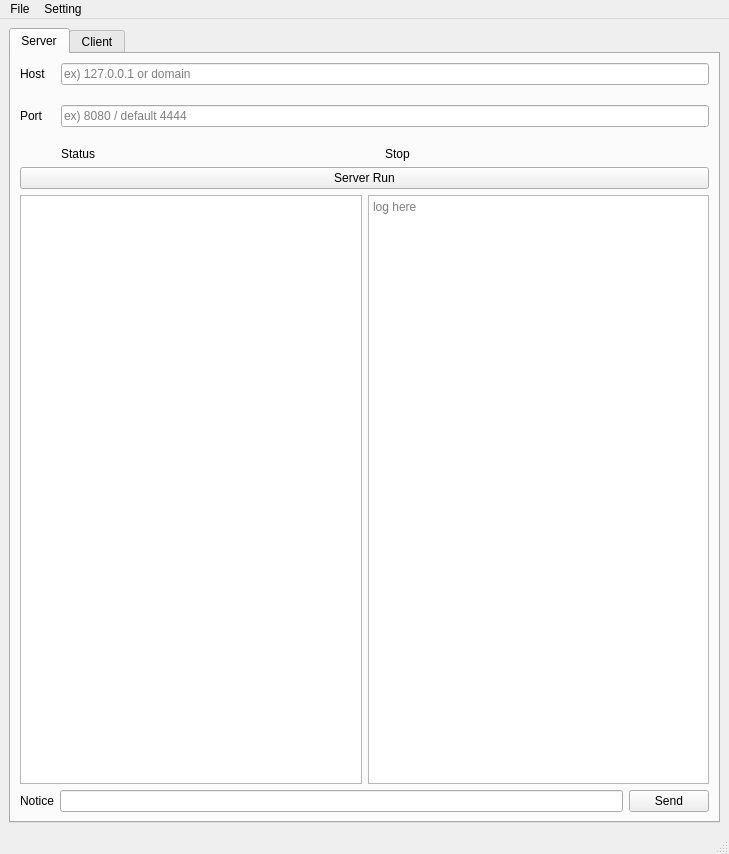
This is socket_ui.ui in Fhwang0926/socket as Qt 5 draws it before an edit. The edited form follows.
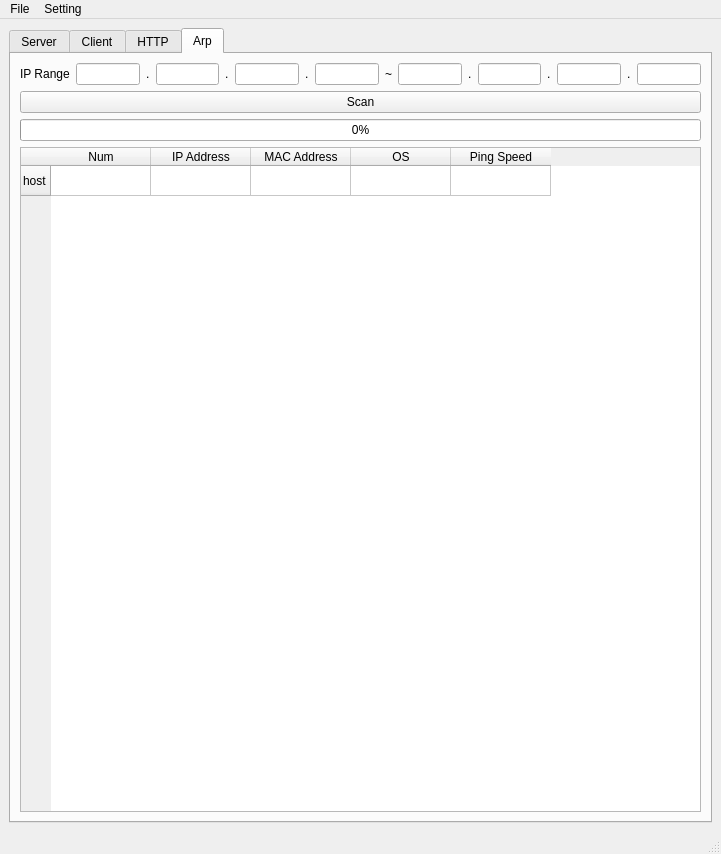
This is the edited form. The open tabs and pages were chosen to show the change.

Commit message: chatting update, add simple http protocol use it

Diff of the .ui file:
```diff
--- a/socket_ui.ui
+++ b/socket_ui.ui
@@ -6,7 +6,7 @@
    <rect>
     <x>0</x>
     <y>0</y>
-    <width>729</width>
+    <width>721</width>
     <height>854</height>
    </rect>
   </property>
@@ -14,7 +14,7 @@
    <string>SS[Sunday_Study] Networking Tool</string>
   </property>
   <widget class="QWidget" name="centralwidget">
-   <layout class="QHBoxLayout" name="horizontalLayout_3">
+   <layout class="QVBoxLayout" name="verticalLayout_3">
     <item>
      <widget class="QTabWidget" name="tab_col">
       <property name="currentIndex">
@@ -278,6 +278,319 @@
         </item>
        </layout>
       </widget>
+      <widget class="QWidget" name="Http">
+       <attribute name="title">
+        <string>HTTP</string>
+       </attribute>
+       <layout class="QVBoxLayout" name="verticalLayout_9">
+        <item>
+         <layout class="QVBoxLayout" name="verticalLayout_4">
+          <item>
+           <widget class="QLineEdit" name="input_url">
+            <property name="placeholderText">
+             <string>#write URL Address or Domain</string>
+            </property>
+           </widget>
+          </item>
+          <item>
+           <widget class="QPushButton" name="chk_http2_btn">
+            <property name="text">
+             <string>Check HTTP/2.0 Protocol</string>
+            </property>
+           </widget>
+          </item>
+          <item>
+           <widget class="QComboBox" name="http_type">
+            <property name="frame">
+             <bool>true</bool>
+            </property>
+            <item>
+             <property name="text">
+              <string>HTTP/1.1</string>
+             </property>
+            </item>
+            <item>
+             <property name="text">
+              <string>HTTP/2.0</string>
+             </property>
+            </item>
+           </widget>
+          </item>
+          <item>
+           <widget class="QComboBox" name="send_type">
+            <item>
+             <property name="text">
+              <string>GET</string>
+             </property>
+            </item>
+            <item>
+             <property name="text">
+              <string>POST</string>
+             </property>
+            </item>
+           </widget>
+          </item>
+          <item>
+           <widget class="QPlainTextEdit" name="http_req"/>
+          </item>
+          <item>
+           <spacer name="horizontalSpacer">
+            <property name="orientation">
+             <enum>Qt::Horizontal</enum>
+            </property>
+            <property name="sizeHint" stdset="0">
+             <size>
+              <width>40</width>
+              <height>20</height>
+             </size>
+            </property>
+           </spacer>
+          </item>
+          <item>
+           <widget class="QPushButton" name="send_btn">
+            <property name="text">
+             <string>SEND</string>
+            </property>
+           </widget>
+          </item>
+          <item>
+           <widget class="QPlainTextEdit" name="http_res"/>
+          </item>
+         </layout>
+        </item>
+       </layout>
+      </widget>
+      <widget class="QWidget" name="Arp">
+       <attribute name="title">
+        <string>Arp</string>
+       </attribute>
+       <layout class="QVBoxLayout" name="verticalLayout_8">
+        <item>
+         <layout class="QVBoxLayout" name="verticalLayout_7">
+          <item>
+           <layout class="QHBoxLayout" name="horizontalLayout_8">
+            <item>
+             <widget class="QLabel" name="l_ip_range">
+              <property name="text">
+               <string>IP Range</string>
+              </property>
+             </widget>
+            </item>
+            <item>
+             <layout class="QHBoxLayout" name="horizontalLayout_3">
+              <item>
+               <widget class="QLineEdit" name="s_ip_1">
+                <property name="font">
+                 <font>
+                  <weight>75</weight>
+                  <bold>true</bold>
+                 </font>
+                </property>
+                <property name="maxLength">
+                 <number>3</number>
+                </property>
+               </widget>
+              </item>
+              <item>
+               <widget class="QLabel" name="label_2">
+                <property name="text">
+                 <string>.</string>
+                </property>
+               </widget>
+              </item>
+              <item>
+               <widget class="QLineEdit" name="s_ip_2">
+                <property name="font">
+                 <font>
+                  <weight>75</weight>
+                  <bold>true</bold>
+                 </font>
+                </property>
+                <property name="maxLength">
+                 <number>3</number>
+                </property>
+               </widget>
+              </item>
+              <item>
+               <widget class="QLabel" name="label_3">
+                <property name="text">
+                 <string>.</string>
+                </property>
+               </widget>
+              </item>
+              <item>
+               <widget class="QLineEdit" name="s_ip_3">
+                <property name="font">
+                 <font>
+                  <weight>75</weight>
+                  <bold>true</bold>
+                 </font>
+                </property>
+                <property name="maxLength">
+                 <number>3</number>
+                </property>
+               </widget>
+              </item>
+              <item>
+               <widget class="QLabel" name="label_4">
+                <property name="text">
+                 <string>.</string>
+                </property>
+               </widget>
+              </item>
+              <item>
+               <widget class="QLineEdit" name="s_ip_4">
+                <property name="font">
+                 <font>
+                  <weight>75</weight>
+                  <bold>true</bold>
+                 </font>
+                </property>
+                <property name="maxLength">
+                 <number>3</number>
+                </property>
+               </widget>
+              </item>
+             </layout>
+            </item>
+            <item>
+             <widget class="QLabel" name="label">
+              <property name="text">
+               <string>~</string>
+              </property>
+             </widget>
+            </item>
+            <item>
+             <layout class="QHBoxLayout" name="horizontalLayout_7">
+              <item>
+               <widget class="QLineEdit" name="e_ip_1">
+                <property name="font">
+                 <font>
+                  <weight>75</weight>
+                  <bold>true</bold>
+                 </font>
+                </property>
+                <property name="maxLength">
+                 <number>3</number>
+                </property>
+               </widget>
+              </item>
+              <item>
+               <widget class="QLabel" name="label_5">
+                <property name="text">
+                 <string>.</string>
+                </property>
+               </widget>
+              </item>
+              <item>
+               <widget class="QLineEdit" name="e_ip_2">
+                <property name="font">
+                 <font>
+                  <weight>75</weight>
+                  <bold>true</bold>
+                 </font>
+                </property>
+                <property name="maxLength">
+                 <number>3</number>
+                </property>
+               </widget>
+              </item>
+              <item>
+               <widget class="QLabel" name="label_6">
+                <property name="text">
+                 <string>.</string>
+                </property>
+               </widget>
+              </item>
+              <item>
+               <widget class="QLineEdit" name="e_ip_3">
+                <property name="font">
+                 <font>
+                  <weight>75</weight>
+                  <bold>true</bold>
+                 </font>
+                </property>
+                <property name="maxLength">
+                 <number>3</number>
+                </property>
+               </widget>
+              </item>
+              <item>
+               <widget class="QLabel" name="label_7">
+                <property name="text">
+                 <string>.</string>
+                </property>
+               </widget>
+              </item>
+              <item>
+               <widget class="QLineEdit" name="e_ip_4">
+                <property name="font">
+                 <font>
+                  <weight>75</weight>
+                  <bold>true</bold>
+                 </font>
+                </property>
+                <property name="maxLength">
+                 <number>3</number>
+                </property>
+               </widget>
+              </item>
+             </layout>
+            </item>
+           </layout>
+          </item>
+          <item>
+           <widget class="QPushButton" name="scan_btn">
+            <property name="text">
+             <string>Scan</string>
+            </property>
+           </widget>
+          </item>
+          <item>
+           <widget class="QProgressBar" name="progressBar">
+            <property name="value">
+             <number>0</number>
+            </property>
+           </widget>
+          </item>
+          <item>
+           <widget class="QTableWidget" name="tableWidget">
+            <row>
+             <property name="text">
+              <string>host</string>
+             </property>
+            </row>
+            <column>
+             <property name="text">
+              <string>Num</string>
+             </property>
+            </column>
+            <column>
+             <property name="text">
+              <string>IP Address</string>
+             </property>
+            </column>
+            <column>
+             <property name="text">
+              <string>MAC Address</string>
+             </property>
+            </column>
+            <column>
+             <property name="text">
+              <string>OS</string>
+             </property>
+            </column>
+            <column>
+             <property name="text">
+              <string>Ping Speed</string>
+             </property>
+            </column>
+           </widget>
+          </item>
+         </layout>
+        </item>
+       </layout>
+      </widget>
      </widget>
     </item>
    </layout>
@@ -287,7 +600,7 @@
     <rect>
      <x>0</x>
      <y>0</y>
-     <width>729</width>
+     <width>721</width>
      <height>26</height>
     </rect>
    </property>
```
Left out of the diff: 11 changed lines with no effect on the pictures. The commit also changes 6 other files.
